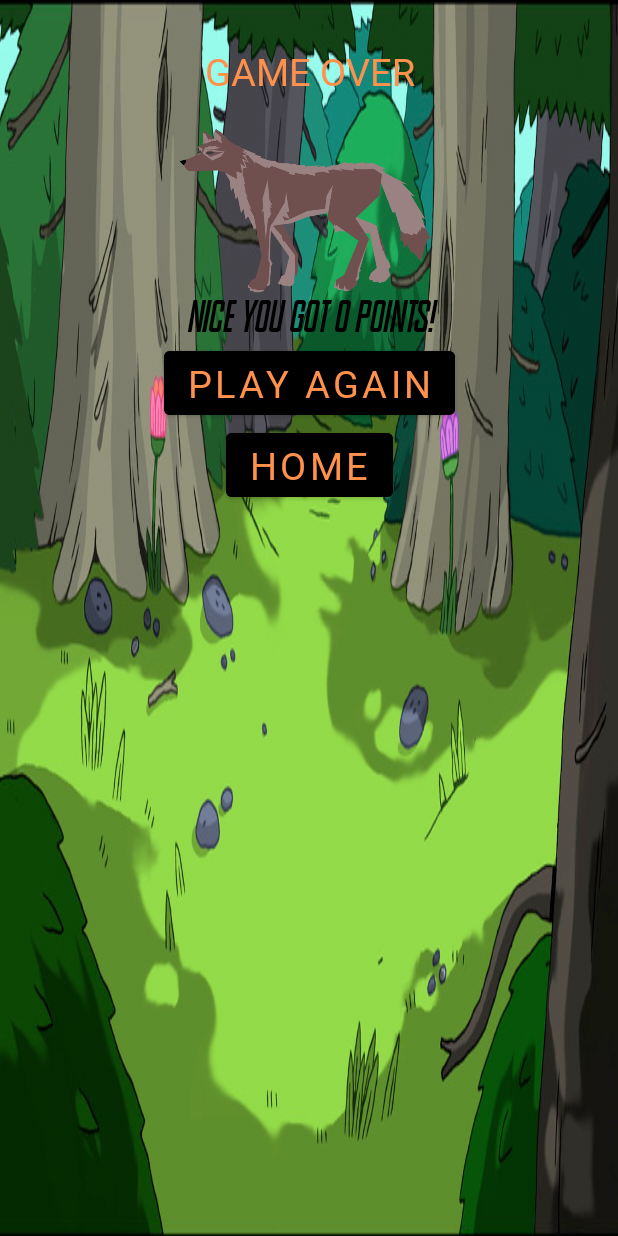
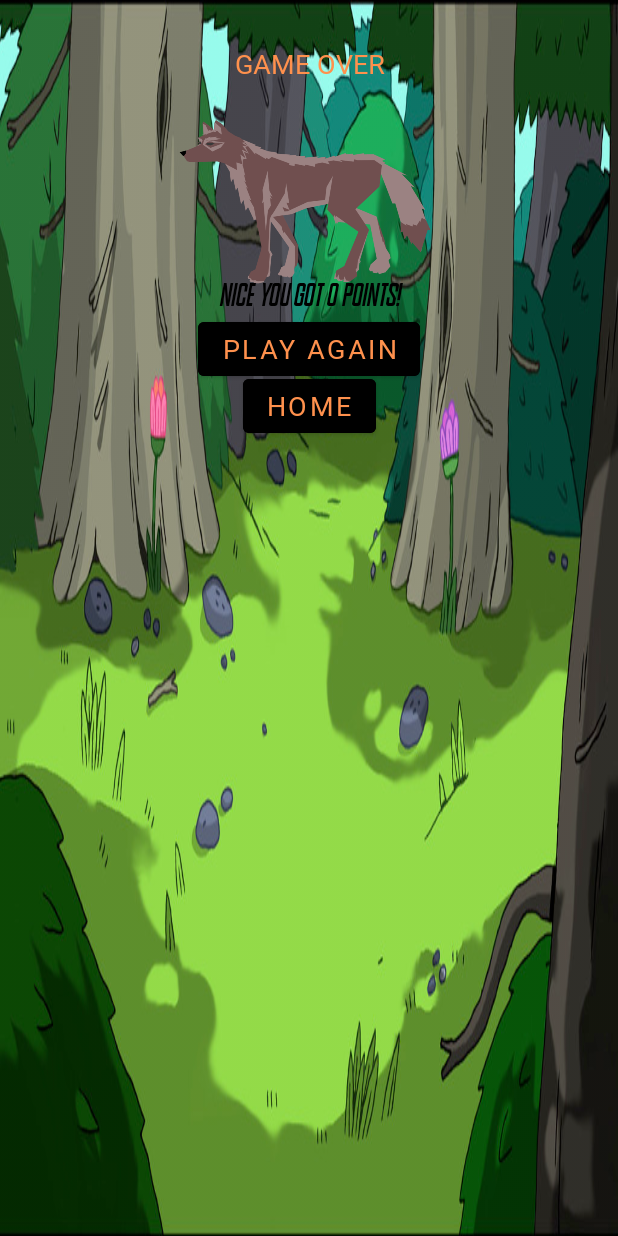
Before and after one commit to rahulpalla/SquirrelRun, an Android app: the GameOverActivity screen opened directly, with no data from a screen before it, on a phone screen of 412 x 824 dp. Run offline under Robolectric (Android 15) with nearby library versions, the phone set to English and light mode, and no system bars.

Commit message:
resized game over buttons for nexus

```diff
--- a/app/src/main/java/com/example/squirrelrun/Wolf.java
+++ b/app/src/main/java/com/example/squirrelrun/Wolf.java
@@ -15,7 +15,7 @@ public class Wolf {
         scaler = BitmapFactory.decodeResource(context.getResources(), R.drawable.wolf2);
 
 
-        wolf = Bitmap.createScaledBitmap(scaler, 150, 150, false);
+        wolf = Bitmap.createScaledBitmap(scaler, (int) (GameView.screenHeight * 0.138), (int) (GameView.screenHeight * 0.138), false);
         this.x = shx;
         this.y = shy;
     }
--- a/app/src/main/res/layout/game_over.xml
+++ b/app/src/main/res/layout/game_over.xml
@@ -20,14 +20,14 @@
         app:layout_constraintStart_toStartOf="parent"
         app:layout_constraintTop_toTopOf="parent"
         android:fontFamily="@font/sporto"
-        android:textSize="25sp"
+        android:textSize="18sp"
         android:textColor="#ff914d">
     </TextView>
 
     <ImageView
         android:id="@+id/wolf"
         android:layout_width="200dp"
-        android:layout_height="280dp"
+        android:layout_height="268dp"
         app:layout_constraintBottom_toBottomOf="parent"
         app:layout_constraintEnd_toEndOf="parent"
         app:layout_constraintHorizontal_bias="0.499"
@@ -41,7 +41,7 @@
         android:layout_width="match_parent"
         android:layout_height="wrap_content"
         android:layout_marginTop="-80dp"
-        android:textSize="30dp"
+        android:textSize="22dp"
         android:text="@string/points"
         android:gravity="center"
         android:textAppearance="@style/TextAppearance.MaterialComponents.Headline3"
@@ -61,7 +61,7 @@
         app:layout_constraintEnd_toEndOf="parent"
         android:gravity="center"
         android:fontFamily="@font/sporto"
-        android:textSize="25sp"
+        android:textSize="18sp"
         android:textColor="#ff914d"
         android:backgroundTint="#000000"/>
 
@@ -71,7 +71,8 @@
         android:layout_height="wrap_content"
         android:text="Home"
         android:fontFamily="@font/sporto"
-        android:textSize="25sp"
+        android:textSize="18sp"
+        android:layout_marginTop="-10dp"
         android:textColor="#ff914d"
         android:backgroundTint="#000000"
         app:layout_constraintTop_toBottomOf="@+id/play_game_btn"
```
